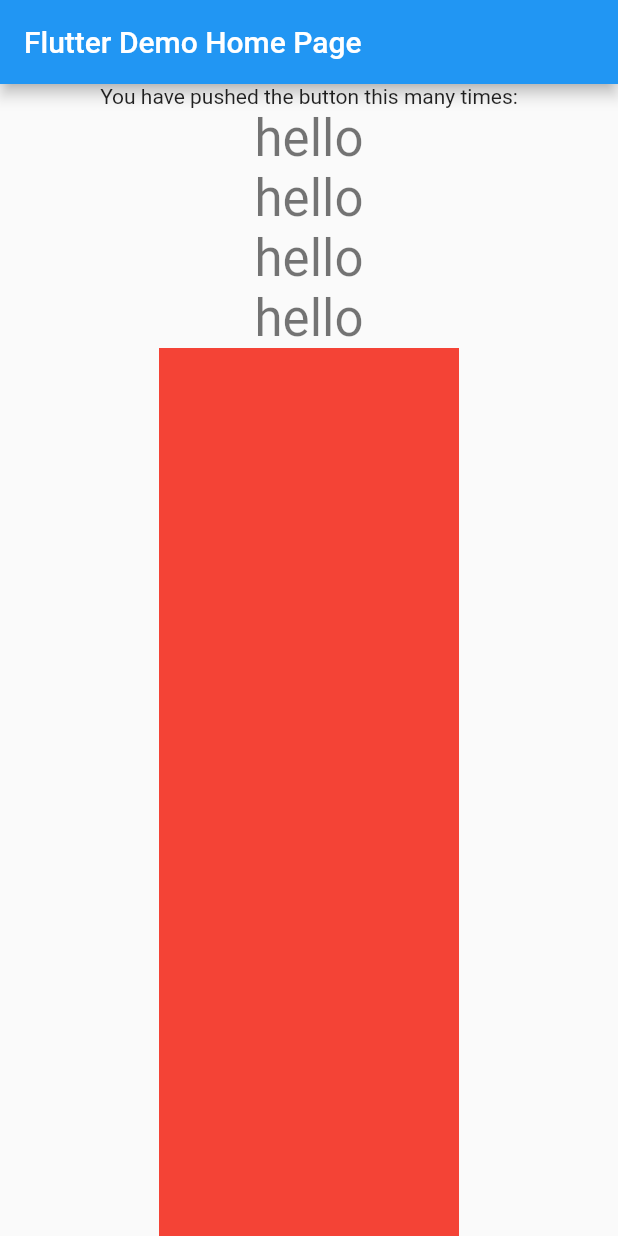
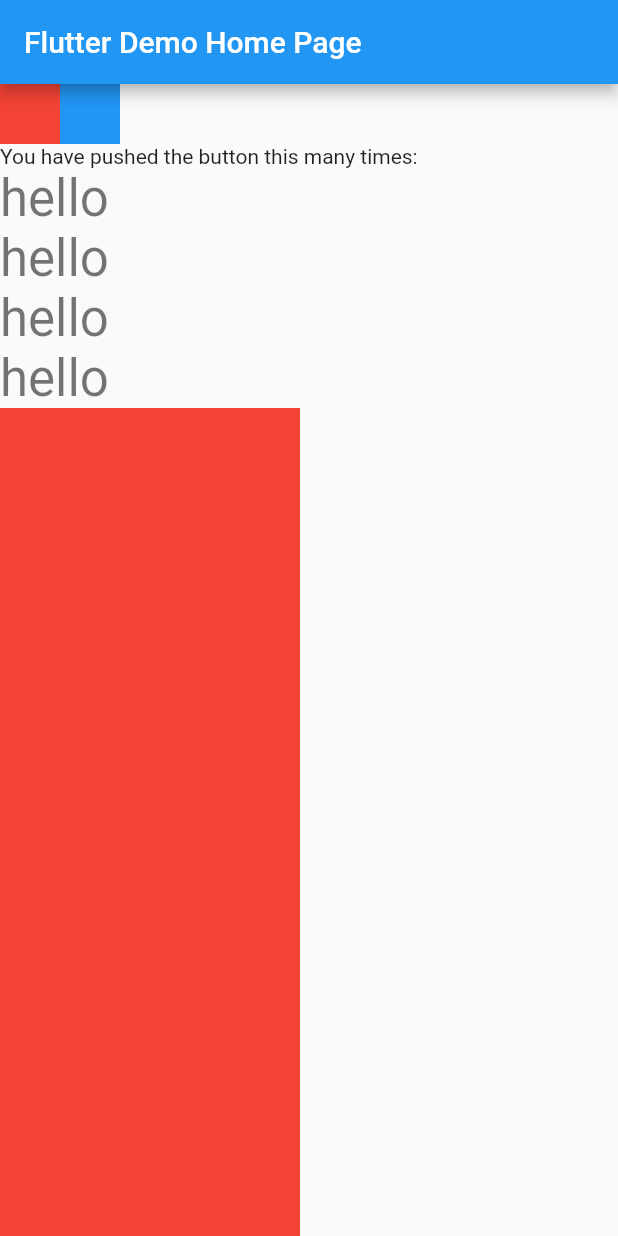
Before and after one commit to dan7sc/flutter-example2, a Flutter app: the screen it shows after launch, on a phone screen of 412 x 824 dp. Run offline on Flutter 3.47's test engine with Material 2 defaults, Android fonts, the phone set to English and light mode, and no system bars.

Commit message:
Add row inside column

```diff
--- a/lib/main.dart
+++ b/lib/main.dart
@@ -36,10 +36,24 @@ class _MyHomePageState extends State<MyHomePage> {
       ),
       body: Center(
         child: Column(
-          crossAxisAlignment: CrossAxisAlignment.center,
-          mainAxisAlignment: MainAxisAlignment.spaceBetween,
+          crossAxisAlignment: CrossAxisAlignment.start,
+          mainAxisAlignment: MainAxisAlignment.start,
           mainAxisSize: MainAxisSize.max,
           children: <Widget>[
+            Row(
+              children: [
+                Container(
+                  height: 40.0,
+                  width: 40.0,
+                  color: Colors.red,
+                ),
+                Container(
+                  height: 40.0,
+                  width: 40.0,
+                  color: Colors.blue,
+                ),
+              ],
+            ),
             Text(
               'You have pushed the button this many times:',
             ),
```
